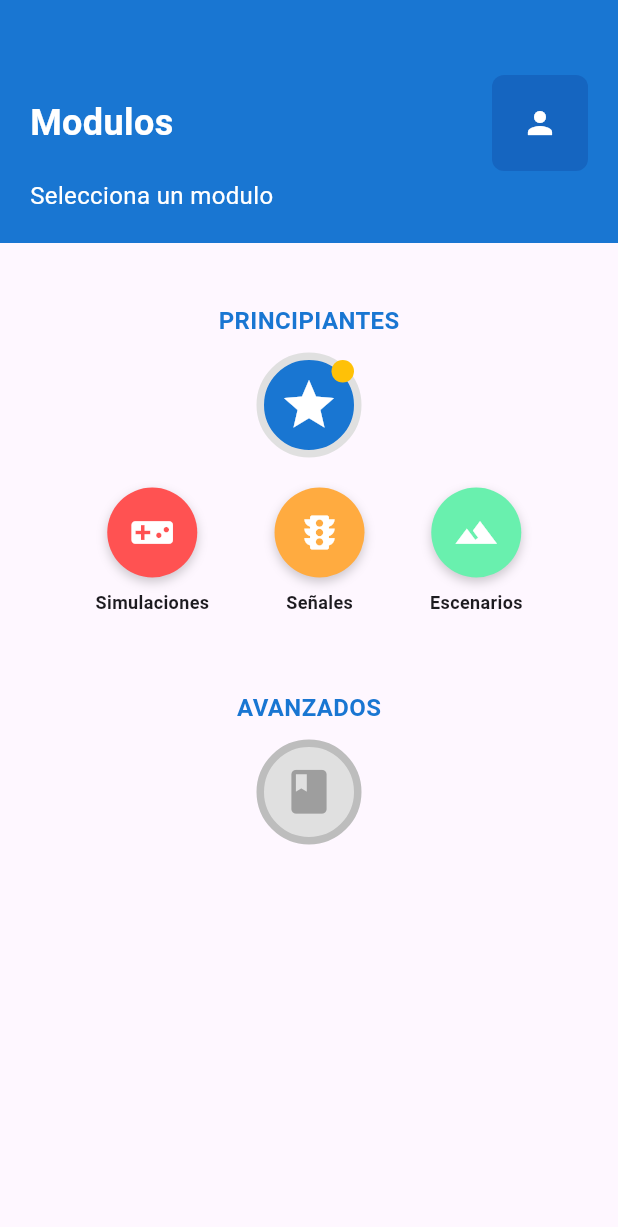
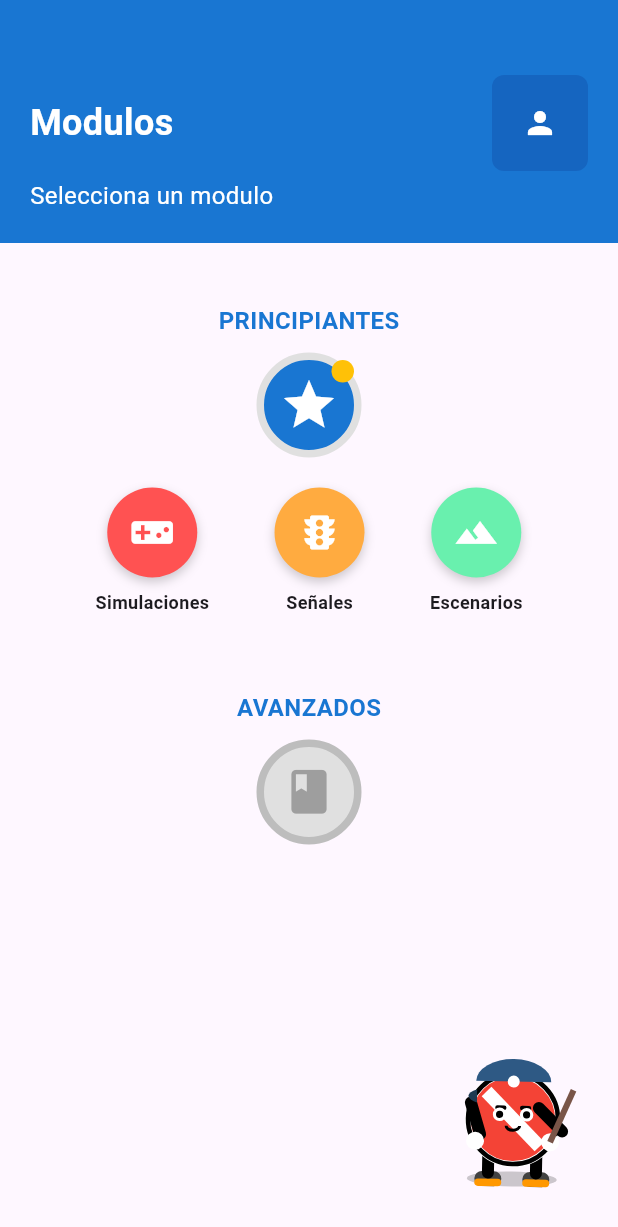
Before and after one commit to Jonialen/EduVial-Frontend, a Flutter app: the Menu screen opened directly, after a tap on the "star" icon, on a phone screen of 412 x 824 dp. Shown: the top 1227 px of the screen. Run offline on Flutter 3.47's test engine with Material 3 defaults, Android fonts, the phone set to English and light mode, and no system bars.

Commit message:
First design for the mascot attempted, not perfect yet

```diff
--- a/EduVial/lib/views/menu.dart
+++ b/EduVial/lib/views/menu.dart
@@ -1,12 +1,13 @@
+import 'dart:async';
+import 'package:flutter/material.dart';
 import 'package:eduvial/views/SignalModule.dart';
-import 'package:flutter/material.dart';
 import 'package:eduvial/views/simulation_screen.dart';
 import 'package:eduvial/views/UserProfile.dart';
 import 'package:eduvial/controllers/global_identifier.dart';
+import '../widgets/mascot/traffic_mascot.dart';
 
 class Menu extends StatefulWidget {
   const Menu({Key? key}) : super(key: key);
-
 
   @override
   State<Menu> createState() => _MenuState();
@@ -17,6 +18,16 @@ class _MenuState extends State<Menu> with SingleTickerProviderStateMixin {
   bool _showAvanzadoSubmodulos = false;
   late AnimationController _animationController;
   late Animation<double> _animation;
+
+  // 👇 Mascota
+  MascotState _mascotState = MascotState.idle;
+  late Timer _mascotTimer;
+  final List<MascotState> _animatedStates = [
+    MascotState.waving,
+    MascotState.pointing,
+    MascotState.celebrating,
+    MascotState.alert,
+  ];
 
   @override
   void initState() {
@@ -29,23 +40,40 @@ class _MenuState extends State<Menu> with SingleTickerProviderStateMixin {
       parent: _animationController,
       curve: Curves.easeOut,
     );
+
+    // ⏱️ Iniciar animaciones automáticas cada 5 segundos
+    _mascotTimer = Timer.periodic(const Duration(seconds: 5), (_) {
+      if (mounted) {
+        setState(() {
+          _mascotState = (_animatedStates.toList()..shuffle()).first;
+        });
+        Future.delayed(const Duration(seconds: 2), () {
+          if (mounted) {
+            setState(() => _mascotState = MascotState.idle);
+          }
+        });
+      }
+    });
   }
 
   @override
   void dispose() {
     _animationController.dispose();
+    _mascotTimer.cancel(); // 👈 Detener temporizador
     super.dispose();
   }
 
   void _togglePrincipianteSubmodulos() {
     setState(() {
       _showPrincipianteSubmodulos = !_showPrincipianteSubmodulos;
-      _showAvanzadoSubmodulos = false; // Cerrar el otro menú si está abierto
+      _showAvanzadoSubmodulos = false;
+      _mascotState = MascotState.pointing;
 
       if (_showPrincipianteSubmodulos) {
         _animationController.forward();
       } else {
         _animationController.reverse();
+        _mascotState = MascotState.idle;
       }
     });
   }
@@ -53,18 +81,19 @@ class _MenuState extends State<Menu> with SingleTickerProviderStateMixin {
   void _toggleAvanzadoSubmodulos() {
     setState(() {
       _showAvanzadoSubmodulos = !_showAvanzadoSubmodulos;
-      _showPrincipianteSubmodulos = false; // Cerrar el otro menú si está abierto
+      _showPrincipianteSubmodulos = false;
+      _mascotState = MascotState.pointing;
 
       if (_showAvanzadoSubmodulos) {
         _animationController.forward();
       } else {
         _animationController.reverse();
+        _mascotState = MascotState.idle;
       }
     });
   }
 
   Widget _buildSubmodulos(String nivel) {
-    // Lista de submódulos con sus nombres e iconos
     final List<Map<String, dynamic>> submodulos = [
       {
         'nombre': 'Simulaciones',
@@ -97,7 +126,6 @@ class _MenuState extends State<Menu> with SingleTickerProviderStateMixin {
         'icono': Icons.landscape,
         'color': Colors.greenAccent,
         'onTap': () {
-          // Navegar a la pantalla de escenarios (aún no implementada)
           debugPrint('Navegando a escenarios de $nivel');
         },
       },
@@ -156,9 +184,11 @@ class _MenuState extends State<Menu> with SingleTickerProviderStateMixin {
   @override
   Widget build(BuildContext context) {
     return Scaffold(
-      body: Column(
+      body: Stack(
         children: [
-          // Barra superior azul
+          // 🌐 CONTENIDO PRINCIPAL
+          Column(
+            children: [
               Container(
                 padding: const EdgeInsets.fromLTRB(20, 50, 20, 20),
                 color: const Color(0xFF1976D2),
@@ -211,7 +241,6 @@ class _MenuState extends State<Menu> with SingleTickerProviderStateMixin {
                   ],
                 ),
               ),
-          // Contenido principal
               Expanded(
                 child: SingleChildScrollView(
                   child: Padding(
@@ -220,7 +249,7 @@ class _MenuState extends State<Menu> with SingleTickerProviderStateMixin {
                       mainAxisAlignment: MainAxisAlignment.center,
                       children: [
                         const SizedBox(height: 40),
-                    // Botón PRINCIPIANTES con submódulos
+                        // PRINCIPIANTES
                         Column(
                           children: [
                             const Text(
@@ -232,7 +261,6 @@ class _MenuState extends State<Menu> with SingleTickerProviderStateMixin {
                               ),
                             ),
                             const SizedBox(height: 10),
-                        // Círculo con estrella (botón 1)
                             InkWell(
                               onTap: () {
                                 global_identifier.counter = 0;
@@ -274,13 +302,12 @@ class _MenuState extends State<Menu> with SingleTickerProviderStateMixin {
                                 ),
                               ),
                             ),
-                        // Mostrar submódulos si está activado
                             if (_showPrincipianteSubmodulos)
                               _buildSubmodulos('Principiante'),
                           ],
                         ),
                         const SizedBox(height: 50),
-                    // Botón AVANZADOS con submódulos
+                        // AVANZADOS
                         Column(
                           children: [
                             const Text(
@@ -294,7 +321,7 @@ class _MenuState extends State<Menu> with SingleTickerProviderStateMixin {
                             const SizedBox(height: 10),
                             InkWell(
                               onTap: () {
-                            global_identifier.counter = 1; // <-- Esta es la única línea nueva
+                                global_identifier.counter = 1;
                                 _toggleAvanzadoSubmodulos();
                               },
                               child: Container(
@@ -317,7 +344,6 @@ class _MenuState extends State<Menu> with SingleTickerProviderStateMixin {
                                 ),
                               ),
                             ),
-                        // Mostrar submódulos si está activado
                             if (_showAvanzadoSubmodulos)
                               _buildSubmodulos('Avanzado'),
                           ],
@@ -330,6 +356,30 @@ class _MenuState extends State<Menu> with SingleTickerProviderStateMixin {
               ),
             ],
           ),
+
+          // 🧠 MASCOTA FLOTANTE
+          Positioned(
+            bottom: 20,
+            right: 20,
+            child: TrafficMascot(
+              state: _mascotState,
+              size: 100,
+              onTap: () {
+                setState(() {
+                  _mascotState = MascotState.celebrating;
+                });
+                Future.delayed(Duration(seconds: 2), () {
+                  if (mounted) {
+                    setState(() {
+                      _mascotState = MascotState.idle;
+                    });
+                  }
+                });
+              },
+            ),
+          ),
+        ],
+      ),
     );
   }
 }
--- /dev/null
+++ b/EduVial/lib/widgets/mascot/traffic_mascot.dart
@@ -0,0 +1,596 @@
+import 'package:flutter/material.dart';
+
+enum MascotState { idle, waving, alert, pointing, celebrating }
+
+class TrafficMascot extends StatefulWidget {
+  final MascotState state;
+  final double size;
+  final VoidCallback? onTap;
+  final bool autoAnimate;
+
+  const TrafficMascot({
+    Key? key,
+    this.state = MascotState.idle,
+    this.size = 200,
+    this.onTap,
+    this.autoAnimate = true,
+  }) : super(key: key);
+
+  @override
+  _TrafficMascotState createState() => _TrafficMascotState();
+}
+
+class _TrafficMascotState extends State<TrafficMascot>
+    with TickerProviderStateMixin {
+  late AnimationController _idleController;
+  late AnimationController _waveController;
+  late AnimationController _alertController;
+  late AnimationController _eyeController;
+
+  late Animation<double> _bounceAnimation;
+  late Animation<double> _armWaveAnimation;
+  late Animation<double> _alertShakeAnimation;
+  late Animation<double> _eyeBlinkAnimation;
+  late Animation<double> _rotationAnimation;
+
+  @override
+  void initState() {
+    super.initState();
+    _setupAnimations();
+    if (widget.autoAnimate) {
+      _startCurrentAnimation();
+    }
+  }
+
+  void _setupAnimations() {
+    // Animación de respiración/idle
+    _idleController = AnimationController(
+      duration: Duration(seconds: 3),
+      vsync: this,
+    );
+
+    // Animación de saludo con la mano
+    _waveController = AnimationController(
+      duration: Duration(milliseconds: 800),
+      vsync: this,
+    );
+
+    // Animación de alerta
+    _alertController = AnimationController(
+      duration: Duration(milliseconds: 200),
+      vsync: this,
+    );
+
+    // Animación de parpadeo
+    _eyeController = AnimationController(
+      duration: Duration(milliseconds: 300),
+      vsync: this,
+    );
+
+    _bounceAnimation = Tween<double>(
+      begin: 0,
+      end: 8,
+    ).animate(CurvedAnimation(
+      parent: _idleController,
+      curve: Curves.easeInOut,
+    ));
+
+    _armWaveAnimation = Tween<double>(
+      begin: 0,
+      end: 1,
+    ).animate(CurvedAnimation(
+      parent: _waveController,
+      curve: Curves.elasticOut,
+    ));
+
+    _alertShakeAnimation = Tween<double>(
+      begin: -5,
+      end: 5,
+    ).animate(CurvedAnimation(
+      parent: _alertController,
+      curve: Curves.elasticInOut,
+    ));
+
+    _eyeBlinkAnimation = Tween<double>(
+      begin: 1,
+      end: 0.1,
+    ).animate(CurvedAnimation(
+      parent: _eyeController,
+      curve: Curves.easeInOut,
+    ));
+
+    _rotationAnimation = Tween<double>(
+      begin: -0.02,
+      end: 0.02,
+    ).animate(CurvedAnimation(
+      parent: _idleController,
+      curve: Curves.easeInOut,
+    ));
+  }
+
+  void _startCurrentAnimation() {
+    _stopAllAnimations();
+
+    switch (widget.state) {
+      case MascotState.idle:
+        _idleController.repeat(reverse: true);
+        _startRandomBlink();
+        break;
+      case MascotState.waving:
+        _waveController.repeat(reverse: true);
+        _idleController.repeat(reverse: true);
+        break;
+      case MascotState.alert:
+        _alertController.repeat(reverse: true);
+        break;
+      case MascotState.pointing:
+        _idleController.repeat(reverse: true);
+        break;
+      case MascotState.celebrating:
+        _waveController.repeat();
+        _idleController.repeat(reverse: true);
+        break;
+    }
+  }
+
+  void _startRandomBlink() {
+    Future.delayed(Duration(milliseconds: 2000 + (DateTime.now().millisecond % 3000)), () {
+      if (mounted && widget.state == MascotState.idle) {
+        _eyeController.forward().then((_) {
+          _eyeController.reverse().then((_) {
+            _startRandomBlink();
+          });
+        });
+      }
+    });
+  }
+
+  void _stopAllAnimations() {
+    _idleController.stop();
+    _waveController.stop();
+    _alertController.stop();
+    _eyeController.stop();
+  }
+
+  @override
+  void didUpdateWidget(TrafficMascot oldWidget) {
+    super.didUpdateWidget(oldWidget);
+    if (oldWidget.state != widget.state && widget.autoAnimate) {
+      _startCurrentAnimation();
+    }
+  }
+
+  @override
+  Widget build(BuildContext context) {
+    return GestureDetector(
+      onTap: widget.onTap,
+      child: AnimatedBuilder(
+        animation: Listenable.merge([
+          _idleController,
+          _waveController,
+          _alertController,
+          _eyeController,
+        ]),
+        builder: (context, child) {
+          return Transform.translate(
+            offset: Offset(
+              widget.state == MascotState.alert ? _alertShakeAnimation.value : 0,
+              -_bounceAnimation.value,
+            ),
+            child: Transform.rotate(
+              angle: _rotationAnimation.value,
+              child: Container(
+                width: widget.size,
+                height: widget.size,
+                child: CustomPaint(
+                  painter: MascotPainter(
+                    armWaveProgress: _armWaveAnimation.value,
+                    eyeScale: _eyeBlinkAnimation.value,
+                    mascotState: widget.state,
+                  ),
+                ),
+              ),
+            ),
+          );
+        },
+      ),
+    );
+  }
+
+  @override
+  void dispose() {
+    _idleController.dispose();
+    _waveController.dispose();
+    _alertController.dispose();
+    _eyeController.dispose();
+    super.dispose();
+  }
+}
+
+class MascotPainter extends CustomPainter {
+  final double armWaveProgress;
+  final double eyeScale;
+  final MascotState mascotState;
+
+  MascotPainter({
+    required this.armWaveProgress,
+    required this.eyeScale,
+    required this.mascotState,
+  });
+
+  @override
+  void paint(Canvas canvas, Size size) {
+    final paint = Paint()..style = PaintingStyle.fill;
+    final strokePaint = Paint()
+      ..style = PaintingStyle.stroke
+      ..color = Colors.black
+      ..strokeWidth = 2;
+
+    final center = Offset(size.width / 2, size.height / 2);
+    final radius = size.width * 0.3;
+
+    // Sombra
+    paint.color = Colors.black.withOpacity(0.2);
+    canvas.drawOval(
+      Rect.fromCenter(
+        center: Offset(center.dx, size.height * 0.9),
+        width: size.width * 0.6,
+        height: size.height * 0.1,
+      ),
+      paint,
+    );
+
+    // Zapatos
+    _drawShoes(canvas, size, paint, strokePaint);
+
+    // Piernas
+    _drawLegs(canvas, size, paint, strokePaint);
+
+    // Cuerpo (señal de tráfico)
+    _drawBody(canvas, size, paint, strokePaint, center, radius);
+
+    // Brazos
+    _drawArms(canvas, size, paint, strokePaint, center);
+
+    // Gorra de policía
+    _drawCap(canvas, size, paint, strokePaint, center);
+
+    // Cara
+    _drawFace(canvas, size, paint, strokePaint, center, radius);
+  }
+
+  void _drawShoes(Canvas canvas, Size size, Paint paint, Paint strokePaint) {
+    paint.color = Colors.grey[800]!;
+
+    // Zapato izquierdo
+    canvas.drawRRect(
+      RRect.fromRectAndRadius(
+        Rect.fromLTWH(size.width * 0.25, size.height * 0.85, size.width * 0.18, size.height * 0.1),
+        Radius.circular(10),
+      ),
+      paint,
+    );
+
+    // Zapato derecho
+    canvas.drawRRect(
+      RRect.fromRectAndRadius(
+        Rect.fromLTWH(size.width * 0.57, size.height * 0.85, size.width * 0.18, size.height * 0.1),
+        Radius.circular(10),
+      ),
+      paint,
+    );
+
+    // Suela naranja
+    paint.color = Colors.orange;
+    canvas.drawRRect(
+      RRect.fromRectAndRadius(
+        Rect.fromLTWH(size.width * 0.25, size.height * 0.9, size.width * 0.18, size.height * 0.05),
+        Radius.circular(8),
+      ),
+      paint,
+    );
+
+    canvas.drawRRect(
+      RRect.fromRectAndRadius(
+        Rect.fromLTWH(size.width * 0.57, size.height * 0.9, size.width * 0.18, size.height * 0.05),
+        Radius.circular(8),
+      ),
+      paint,
+    );
+  }
+
+  void _drawLegs(Canvas canvas, Size size, Paint paint, Paint strokePaint) {
+    paint.color = Colors.black;
+
+    // Pierna izquierda
+    canvas.drawRRect(
+      RRect.fromRectAndRadius(
+        Rect.fromLTWH(size.width * 0.3, size.height * 0.65, size.width * 0.08, size.height * 0.25),
+        Radius.circular(5),
+      ),
+      paint,
+    );
+
+    // Pierna derecha
+    canvas.drawRRect(
+      RRect.fromRectAndRadius(
+        Rect.fromLTWH(size.width * 0.62, size.height * 0.65, size.width * 0.08, size.height * 0.25),
+        Radius.circular(5),
+      ),
+      paint,
+    );
+  }
+
+  void _drawBody(Canvas canvas, Size size, Paint paint, Paint strokePaint, Offset center, double radius) {
+    // Cuerpo principal (círculo rojo)
+    paint.color = Colors.red;
+    canvas.drawCircle(center, radius, paint);
+
+    // Borde del círculo
+    strokePaint.strokeWidth = 4;
+    strokePaint.color = Colors.white;
+    canvas.drawCircle(center, radius, strokePaint);
+
+    // Línea diagonal blanca (señal de prohibido)
+    strokePaint.strokeWidth = radius * 0.3;
+    strokePaint.color = Colors.white;
+    canvas.drawLine(
+      Offset(center.dx - radius * 0.6, center.dy - radius * 0.6),
+      Offset(center.dx + radius * 0.6, center.dy + radius * 0.6),
+      strokePaint,
+    );
+
+    // Borde negro exterior
+    strokePaint.strokeWidth = 3;
+    strokePaint.color = Colors.black;
+    strokePaint.style = PaintingStyle.stroke;
+    canvas.drawCircle(center, radius, strokePaint);
+  }
+
+  void _drawArms(Canvas canvas, Size size, Paint paint, Paint strokePaint, Offset center) {
+    paint.color = Colors.black;
+
+    // Brazo izquierdo
+    double leftArmAngle = mascotState == MascotState.waving ?
+    -0.5 - (armWaveProgress * 0.8) : -0.3;
+    canvas.save();
+    canvas.translate(center.dx - size.width * 0.25, center.dy);
+    canvas.rotate(leftArmAngle);
+    canvas.drawRRect(
+      RRect.fromRectAndRadius(
+        Rect.fromLTWH(-size.width * 0.04, -size.width * 0.15, size.width * 0.08, size.width * 0.3),
+        Radius.circular(8),
+      ),
+      paint,
+    );
+    canvas.restore();
+
+    // Brazo derecho (sostiene bastón)
+    double rightArmAngle = mascotState == MascotState.pointing ? -0.8 : 0.3;
+    canvas.save();
+    canvas.translate(center.dx + size.width * 0.25, center.dy);
+    canvas.rotate(rightArmAngle);
+    canvas.drawRRect(
+      RRect.fromRectAndRadius(
+        Rect.fromLTWH(-size.width * 0.04, -size.width * 0.15, size.width * 0.08, size.width * 0.3),
+        Radius.circular(8),
+      ),
+      paint,
+    );
+    canvas.restore();
+
+    // Guantes blancos
+    paint.color = Colors.white;
+    canvas.drawCircle(
+      Offset(center.dx - size.width * 0.25, center.dy + size.width * 0.15),
+      size.width * 0.06,
+      paint,
+    );
+    canvas.drawCircle(
+      Offset(center.dx + size.width * 0.25, center.dy + size.width * 0.15),
+      size.width * 0.06,
+      paint,
+    );
+
+    // Bastón
+    if (mascotState == MascotState.pointing || mascotState == MascotState.alert) {
+      strokePaint.strokeWidth = 4;
+      strokePaint.color = Colors.brown;
+      canvas.drawLine(
+        Offset(center.dx + size.width * 0.25, center.dy + size.width * 0.15),
+        Offset(center.dx + size.width * 0.4, center.dy - size.width * 0.2),
+        strokePaint,
+      );
+    }
+  }
+
+  void _drawCap(Canvas canvas, Size size, Paint paint, Paint strokePaint, Offset center) {
+    // Gorra azul
+    paint.color = Color(0xFF2E5984);
+    canvas.drawArc(
+      Rect.fromCenter(
+        center: Offset(center.dx, center.dy - size.width * 0.25),
+        width: size.width * 0.5,
+        height: size.width * 0.3,
+      ),
+      3.14, // π
+      3.14, // π
+      false,
+      paint,
+    );
+
+    // Visera
+    paint.color = Color(0xFF1E3A52);
+    canvas.drawArc(
+      Rect.fromCenter(
+        center: Offset(center.dx, center.dy - size.width * 0.15),
+        width: size.width * 0.6,
+        height: size.width * 0.15,
+      ),
+      3.14 * 0.8,
+      3.14 * 0.4,
+      false,
+      paint,
+    );
+
+    // Insignia blanca
+    paint.color = Colors.white;
+    canvas.drawCircle(
+      Offset(center.dx, center.dy - size.width * 0.25),
+      size.width * 0.04,
+      paint,
+    );
+  }
+
+  void _drawFace(Canvas canvas, Size size, Paint paint, Paint strokePaint, Offset center, double radius) {
+    // Cejas
+    paint.color = Colors.black;
+    canvas.drawRRect(
+      RRect.fromRectAndRadius(
+        Rect.fromLTWH(center.dx - radius * 0.4, center.dy - radius * 0.3, radius * 0.25, radius * 0.1),
+        Radius.circular(5),
+      ),
+      paint,
+    );
+    canvas.drawRRect(
+      RRect.fromRectAndRadius(
+        Rect.fromLTWH(center.dx + radius * 0.15, center.dy - radius * 0.3, radius * 0.25, radius * 0.1),
+        Radius.circular(5),
+      ),
+      paint,
+    );
+
+    // Ojos
+    paint.color = Colors.white;
+    canvas.drawCircle(
+      Offset(center.dx - radius * 0.3, center.dy - radius * 0.1),
+      radius * 0.15 * eyeScale,
+      paint,
+    );
+    canvas.drawCircle(
+      Offset(center.dx + radius * 0.3, center.dy - radius * 0.1),
+      radius * 0.15 * eyeScale,
+      paint,
+    );
+
+    // Pupilas
+    paint.color = Colors.black;
+    canvas.drawCircle(
+      Offset(center.dx - radius * 0.3, center.dy - radius * 0.1),
+      radius * 0.08 * eyeScale,
+      paint,
+    );
+    canvas.drawCircle(
+      Offset(center.dx + radius * 0.3, center.dy - radius * 0.1),
+      radius * 0.08 * eyeScale,
+      paint,
+    );
+
+    // Boca
+    if (mascotState == MascotState.celebrating) {
+      // Sonrisa grande
+      strokePaint.strokeWidth = 3;
+      strokePaint.color = Colors.black;
+      canvas.drawArc(
+        Rect.fromCenter(
+          center: Offset(center.dx, center.dy + radius * 0.2),
+          width: radius * 0.6,
+          height: radius * 0.4,
+        ),
+        0,
+        3.14,
+        false,
+        strokePaint,
+      );
+    } else {
+      // Boca normal
+      strokePaint.strokeWidth = 2;
+      strokePaint.color = Colors.black;
+      canvas.drawArc(
+        Rect.fromCenter(
+          center: Offset(center.dx, center.dy + radius * 0.15),
+          width: radius * 0.3,
+          height: radius * 0.2,
+        ),
+        0,
+        3.14,
+        false,
+        strokePaint,
+      );
+    }
+  }
+
+  @override
+  bool shouldRepaint(covariant MascotPainter oldDelegate) {
+    return oldDelegate.armWaveProgress != armWaveProgress ||
+        oldDelegate.eyeScale != eyeScale ||
+        oldDelegate.mascotState != mascotState;
+  }
+}
+
+// Ejemplo de uso
+class MascotDemo extends StatefulWidget {
+  @override
+  _MascotDemoState createState() => _MascotDemoState();
+}
+
+class _MascotDemoState extends State<MascotDemo> {
+  MascotState currentState = MascotState.idle;
+
+  @override
+  Widget build(BuildContext context) {
+    return Scaffold(
+      appBar: AppBar(
+        title: Text('Mascota de Tráfico'),
+        backgroundColor: Colors.red,
+      ),
+      body: Center(
+        child: Column(
+          mainAxisAlignment: MainAxisAlignment.center,
+          children: [
+            TrafficMascot(
+              state: currentState,
+              size: 250,
+              onTap: () {
+                setState(() {
+                  currentState = MascotState.celebrating;
+                });
+                Future.delayed(Duration(seconds: 2), () {
+                  setState(() {
+                    currentState = MascotState.idle;
+                  });
+                });
+              },
+            ),
+            SizedBox(height: 40),
+            Wrap(
+              spacing: 10,
+              children: [
+                ElevatedButton(
+                  onPressed: () => setState(() => currentState = MascotState.idle),
+                  child: Text('Idle'),
+                ),
+                ElevatedButton(
+                  onPressed: () => setState(() => currentState = MascotState.waving),
+                  child: Text('Saludar'),
+                ),
+                ElevatedButton(
+                  onPressed: () => setState(() => currentState = MascotState.alert),
+                  child: Text('Alerta'),
+                ),
+                ElevatedButton(
+                  onPressed: () => setState(() => currentState = MascotState.pointing),
+                  child: Text('Señalar'),
+                ),
+                ElevatedButton(
+                  onPressed: () => setState(() => currentState = MascotState.celebrating),
+                  child: Text('Celebrar'),
+                ),
+              ],
+            ),
+          ],
+        ),
+      ),
+    );
+  }
+}
```
Lines whose indentation alone changed are shown as unchanged.
